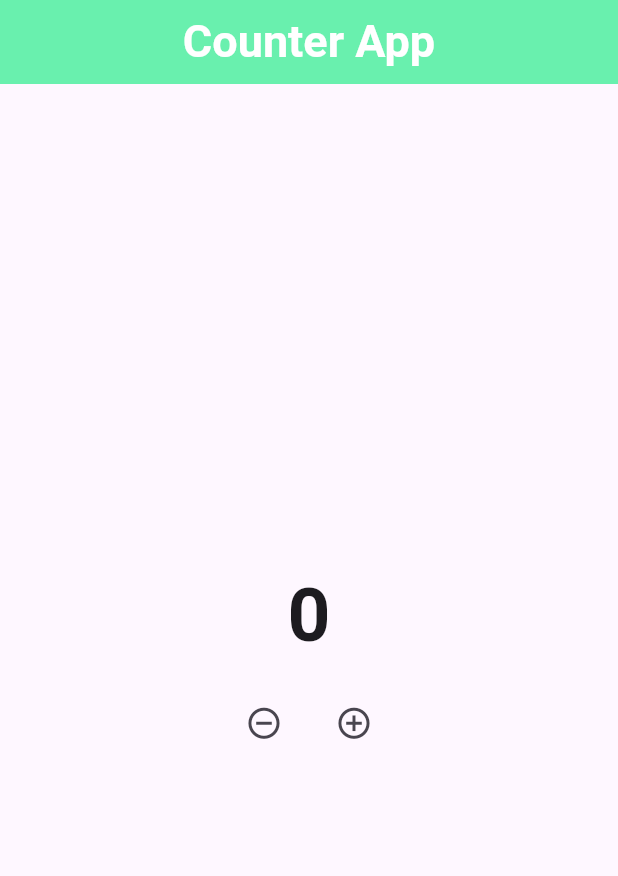
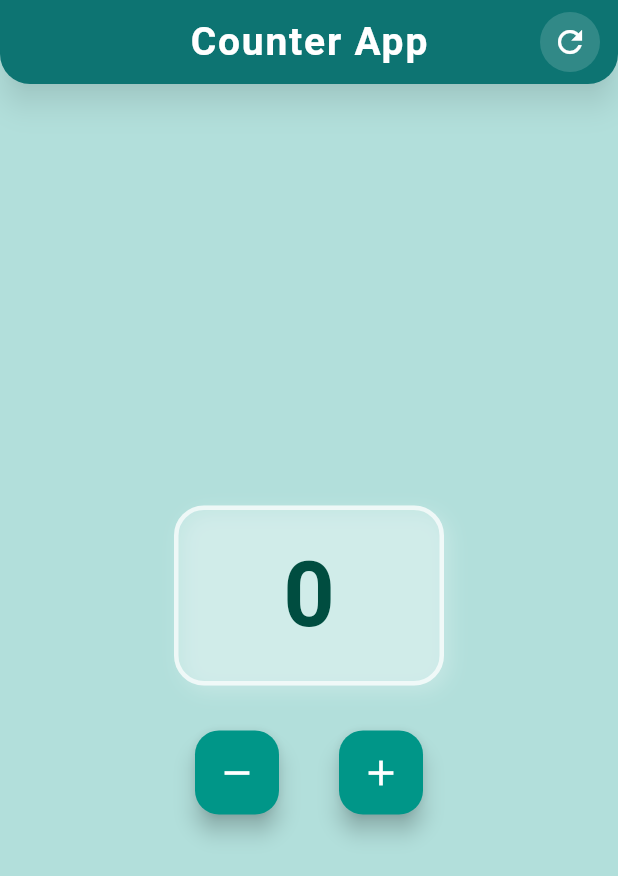
Before and after one commit to IMTIAZ-RONY/swore_a_project, a Flutter app: the screen it shows after launch, on a phone screen of 412 x 824 dp. Shown: the top 876 px of the screen. Run offline on Flutter 3.47's test engine with Material 3 defaults, Android fonts, the phone set to English and light mode, and no system bars; our stand-ins replace get.

Commit message:
stylist_counters

```diff
--- a/lib/app/app.dart
+++ b/lib/app/app.dart
@@ -1,5 +1,5 @@
 import 'package:flutter/material.dart';
-import 'package:swore_a_project/features/home/ui/home_screen.dart';
+import 'package:swore_a_project/features/home/ui/screens/home_screen.dart';
 
 class CounterApp extends StatefulWidget {
   const CounterApp({super.key});
--- a/lib/features/home/controllers/counter_controller.dart
+++ b/lib/features/home/controllers/counter_controller.dart
@@ -1,19 +1,26 @@
 import 'package:get/get.dart';
 
 class CounterController extends GetxController{
-  //RxInt counter=0.obs;
-  RxInt counter=RxInt(0);
+  //RxInt counter=RxInt(0);
+  RxInt counter=0.obs;
+
   void incrementCounter(){
     counter.value+=2;//counter.value=counter.value+2;
     update();
   }
   void decrementCounter(){
-    counter.value==0?counter.value=0:counter.value=counter.value-2;
-   /* if(counter.value==0){return;
+    /* if(counter.value==0){return;
     }else {
       counter.value=counter.value-2;
     }*/
+    counter.value==0?counter.value=0:counter.value=counter.value-2;
+
     update();
-  }//
+  }
+  void resetCounter() {
+    counter.value = 0;
+    update();
+
+  }
 
 }
--- a/lib/features/home/ui/home_screen.dart
+++ /dev/null
@@ -1,69 +0,0 @@
-import 'package:flutter/material.dart';
-import 'package:get/get.dart';
-import '../controllers/counter_controller.dart';
-
-class HomeScreen extends StatefulWidget {
-  const HomeScreen({super.key});
-
-  @override
-  State<HomeScreen> createState() => _HomeScreenState();
-}
-
-class _HomeScreenState extends State<HomeScreen> {
-  /*int counter=0;
-  void incrementCounter(){
-    setState(() {
-      counter+=2;//counter=counter+2;
-    });
-
-  }
-  void decrementCounter(){
-   setState(() {
-    // counter==0?counter=0:counter=counter-2;
-     if(counter==0){return;
-    }else {
-       counter=counter-2;
-     }
-   }
-     );
-  }*/
-
-  @override
-  Widget build(BuildContext context) {
-    final cController=Get.put(CounterController());
-    print("build one time");
-    return Scaffold(
-        appBar:AppBar(
-          title:const Text("Counter App",style:TextStyle(fontSize:30,fontWeight:FontWeight.bold,color:Colors.white ) ,) ,
-          centerTitle:true ,
-          backgroundColor:Colors.greenAccent,
-        ) ,
-      body:SafeArea(
-        child: Center(
-          child: Column(
-            crossAxisAlignment:CrossAxisAlignment.center,
-            mainAxisAlignment: MainAxisAlignment.center,
-            children: [
-              Obx((){
-                print("State Updated");
-                print(cController.counter.value.toString());
-                return  Text(cController.counter.value.toString(),style:TextStyle(fontSize:50,fontWeight:FontWeight.bold  ) ,);
-
-              }),
-
-              SizedBox(height:12 ,),
-              Row(
-                mainAxisAlignment: MainAxisAlignment.center,
-                crossAxisAlignment:CrossAxisAlignment.center ,
-                children: [
-                IconButton(onPressed: cController.decrementCounter, icon:Icon(Icons.remove_circle_outline_outlined,size: 25,)),
-                SizedBox(width: 12,),
-                IconButton(onPressed: cController.incrementCounter, icon:Icon(Icons.add_circle_outline_outlined,size: 25,)),
-              ],)
-            ],
-          ),
-        ),
-      ) ,
-    );
-  }
-}
--- /dev/null
+++ b/lib/features/home/ui/screens/home_screen.dart
@@ -0,0 +1,74 @@
+import 'package:flutter/material.dart';
+import 'package:get/get.dart';
+import '../../controllers/counter_controller.dart';
+import '../widgets/action_button.dart';
+import '../widgets/glass_container.dart';
+
+class HomeScreen extends StatelessWidget {
+  final CounterController cController = Get.put(CounterController());
+
+ HomeScreen({super.key});
+
+  @override
+  Widget build(BuildContext context) {
+    return Scaffold(
+      backgroundColor: Colors.teal.shade100,
+      appBar: AppBar(
+        title: const Text("Counter App", style: TextStyle(fontSize: 26, fontWeight: FontWeight.w600,
+            color: Colors.white,letterSpacing: 1.2)),
+        centerTitle: true,
+        backgroundColor: Colors.teal.shade700,
+        elevation: 8,
+        shadowColor: Colors.black45,
+        shape: const RoundedRectangleBorder(
+          borderRadius: BorderRadius.vertical(
+            bottom: Radius.circular(20),
+          ),
+        ),
+        actions: [
+          Padding(
+            padding: const EdgeInsets.only(right: 12.0),
+            child: CircleAvatar(
+              backgroundColor: Colors.white.withValues(alpha:0.15 ),
+              child: IconButton(
+                icon: const Icon(Icons.refresh, color: Colors.white,),
+                onPressed: cController.resetCounter,
+              ),
+            ),
+          ),
+        ],
+      ),
+      body: Center(
+        child: Column(
+          mainAxisAlignment: MainAxisAlignment.center,
+          children: [
+            GlassContainer(
+              child: Obx(() => AnimatedSwitcher(
+                duration: Duration(milliseconds: 300),
+                child: Text(
+                  cController.counter.value.toString(),
+                  //'${cController.counter.value}',
+                 // key: ValueKey(cController.counter.value),
+                  style: TextStyle(
+                    fontSize: 60,
+                    fontWeight: FontWeight.bold,
+                    color: Colors.teal.shade900,
+                  ),
+                ),
+              )),
+            ),
+            const SizedBox(height: 30),
+            Row(
+              mainAxisAlignment: MainAxisAlignment.center,
+              children: [
+                ActionButton(icon: Icons.remove, onTap: cController.decrementCounter),
+                const SizedBox(width: 40),
+                ActionButton(icon: Icons.add, onTap: cController.incrementCounter),
+              ],
+            )
+          ],
+        ),
+      ),
+    );
+  }
+}
--- /dev/null
+++ b/lib/features/home/ui/widgets/action_button.dart
@@ -0,0 +1,18 @@
+import 'package:flutter/material.dart';
+
+class ActionButton extends StatelessWidget {
+  final IconData icon;
+  final VoidCallback onTap;
+
+  const ActionButton({required this.icon, required this.onTap, super.key});
+
+  @override
+  Widget build(BuildContext context) {
+    return FloatingActionButton(
+      onPressed: onTap,
+      heroTag: icon.toString(),
+      backgroundColor: Colors.teal,
+      child: Icon(icon, size: 28, color: Colors.white),
+    );
+  }
+}
--- /dev/null
+++ b/lib/features/home/ui/widgets/glass_container.dart
@@ -0,0 +1,24 @@
+import 'package:flutter/material.dart';
+
+class GlassContainer extends StatelessWidget {
+  final Widget child;
+  const GlassContainer({required this.child, super.key});
+
+  @override
+  Widget build(BuildContext context) {
+    return Container(
+      width: 180,
+      height: 120,
+      alignment: Alignment.center,
+      decoration: BoxDecoration(
+        borderRadius: BorderRadius.circular(20),
+        color: Colors.white.withValues(alpha: 0.2),
+        boxShadow: [
+          BoxShadow(color: Colors.white24, blurRadius: 10, offset: Offset(4, 4)),
+        ],
+        border: Border.all(color: Colors.white70, width: 3),
+      ),
+      child: child,
+    );
+  }
+}
```
